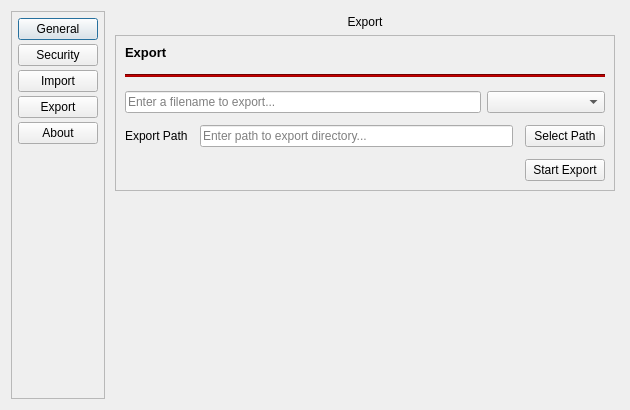
The window that src/settingswindow.ui (sera619/PassTreasure) describes before a commit, drawn with Qt 5.
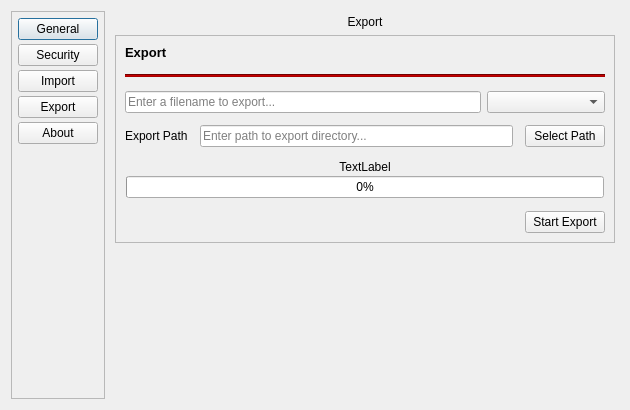
The same window after the commit. The open tabs and pages were chosen to show the change.

Commit message: implement export progressbar, label, Manager, Worker

```diff
--- a/src/settingswindow.ui
+++ b/src/settingswindow.ui
@@ -2,6 +2,9 @@
 <ui version="4.0">
  <class>SettingsWindow</class>
  <widget class="QDialog" name="SettingsWindow">
+  <property name="enabled">
+   <bool>true</bool>
+  </property>
   <property name="geometry">
    <rect>
     <x>0</x>
@@ -1992,6 +1995,44 @@
             </item>
            </layout>
           </item>
+          <item>
+           <widget class="QFrame" name="exportProgressFrame">
+            <layout class="QVBoxLayout" name="progresslayout_2">
+             <property name="spacing">
+              <number>2</number>
+             </property>
+             <property name="leftMargin">
+              <number>1</number>
+             </property>
+             <property name="topMargin">
+              <number>1</number>
+             </property>
+             <property name="rightMargin">
+              <number>1</number>
+             </property>
+             <property name="bottomMargin">
+              <number>1</number>
+             </property>
+             <item>
+              <widget class="QLabel" name="exportProgressLabel">
+               <property name="text">
+                <string>TextLabel</string>
+               </property>
+               <property name="alignment">
+                <set>Qt::AlignmentFlag::AlignCenter</set>
+               </property>
+              </widget>
+             </item>
+             <item>
+              <widget class="QProgressBar" name="exportProgressBar">
+               <property name="value">
+                <number>0</number>
+               </property>
+              </widget>
+             </item>
+            </layout>
+           </widget>
+          </item>
           <item alignment="Qt::AlignmentFlag::AlignRight">
            <widget class="QPushButton" name="btnStartExport">
             <property name="text">
```
Left out of the diff: 8 changed lines with no effect on the pictures. The commit also changes 4 other files.
